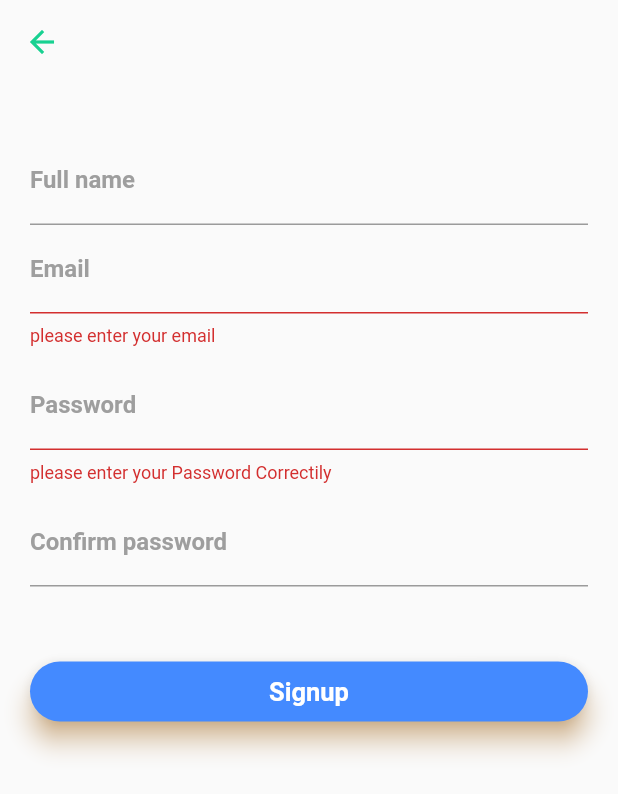
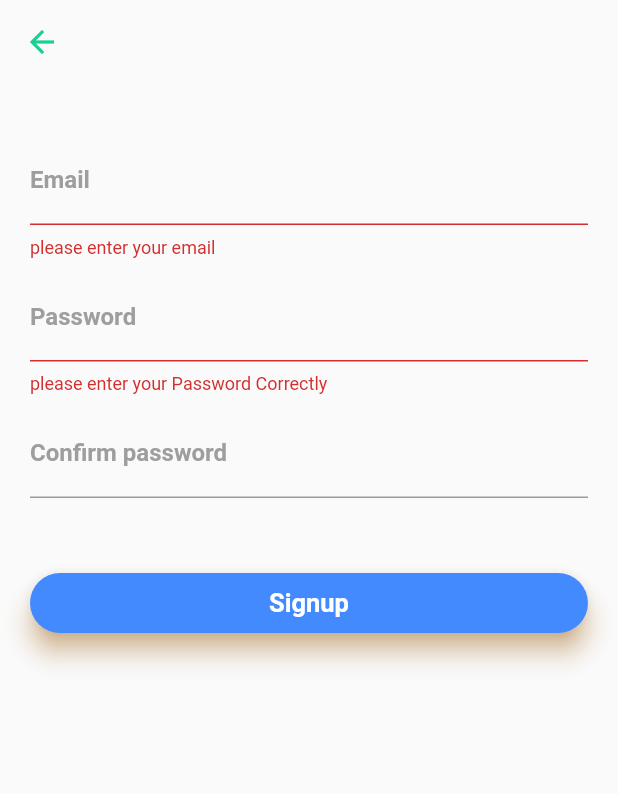
Before and after one commit to AhmedAlbassam/Flutter_Graduation_Project, a Flutter app: the SignupPage screen opened by its route, after a tap on "Signup", on a phone screen of 412 x 824 dp. Shown: the top 794 px of the screen. Run offline on Flutter 3.47's test engine with Material 2 defaults, Android fonts, the phone set to English and light mode, and no system bars; our stand-ins replace cloud_firestore, firebase_auth, google_sign_in; accounts and stored records are empty; Roboto replaces fonts that are missing (Montserrat).

```diff
--- a/lib/CreateAccount.dart
+++ b/lib/CreateAccount.dart
@@ -59,19 +59,20 @@ class _SignupPageState extends State<SignupPage> {
                 padding: EdgeInsets.only(top: 35.0, left: 20.0, right: 20.0),
                 child: Column(
                   children: <Widget>[
-                    TextFormField(
-                    decoration: InputDecoration(
-                        labelText: 'Full name',
-                        labelStyle: TextStyle(
-                            fontFamily: 'Montserrat',
-                            fontWeight: FontWeight.bold,
-                            color: Colors.grey),
-                        //  hintText: 'example@example.com',
-                        focusedBorder: UnderlineInputBorder(
-                            borderSide: BorderSide(color: Colors.green))),
 
-
-                  ),
+//                    TextFormField(
+//                    decoration: InputDecoration(
+//                        labelText: 'Full name',
+//                        labelStyle: TextStyle(
+//                            fontFamily: 'Montserrat',
+//                            fontWeight: FontWeight.bold,
+//                            color: Colors.grey),
+//                        //  hintText: 'example@example.com',
+//                        focusedBorder: UnderlineInputBorder(
+//                            borderSide: BorderSide(color: Colors.green))),
+//
+//
+//                  ),
                     TextFormField(
                       decoration: InputDecoration(
                           labelText: 'Email',
@@ -107,7 +108,7 @@ class _SignupPageState extends State<SignupPage> {
                       validator: (input){
 
                         if(input.length < 6){
-                          return 'please enter your Password Correctily';
+                          return 'please enter your Password Correctly';
                         }
                         return null;
                       },
--- a/lib/main.dart
+++ b/lib/main.dart
@@ -59,12 +59,12 @@ class QuickBee extends StatelessWidget {
               new Stack(
                 alignment: Alignment.topCenter,
                 children: <Widget>[
-//                  new Image.asset(
-//                    'Images/mainLogo.png',
-//                    height: 300.0,
-//                    width: 300.0,
-//
-//                  ),
+                  new Image.asset(
+                    'Images/mainLogo.png',
+                    height: 300.0,
+                    width: 300.0,
+
+                  ),
                 ],
               ),
 
```
